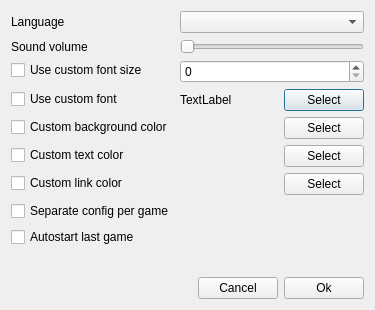
This is optionsdialog.ui in Sonnix1/Qqsp as Qt 5 draws it before an edit. The edited form follows.
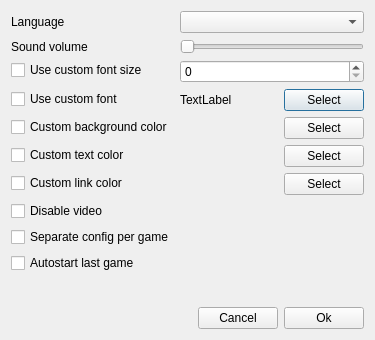
This is the edited form.

Commit message: error checks for video playback, disable video option

Diff of the .ui file:
```diff
--- a/optionsdialog.ui
+++ b/optionsdialog.ui
@@ -10,7 +10,7 @@
     <x>0</x>
     <y>0</y>
     <width>375</width>
-    <height>310</height>
+    <height>340</height>
    </rect>
   </property>
   <property name="windowTitle">
@@ -151,7 +151,7 @@
        </property>
       </widget>
      </item>
-     <item row="8" column="0">
+     <item row="9" column="0">
       <widget class="QCheckBox" name="checkBox_autostart">
        <property name="text">
         <string>Autostart last game</string>
@@ -256,7 +256,7 @@
        </item>
       </layout>
      </item>
-     <item row="7" column="0">
+     <item row="8" column="0">
       <widget class="QCheckBox" name="checkBox_perGameConfig">
        <property name="text">
         <string>Separate config per game</string>
@@ -280,6 +280,13 @@
        </property>
       </widget>
      </item>
+     <item row="7" column="0">
+      <widget class="QCheckBox" name="checkBox_disableVideo">
+       <property name="text">
+        <string>Disable video</string>
+       </property>
+      </widget>
+     </item>
     </layout>
    </item>
    <item>
```
The commit also changes 8 other files.
